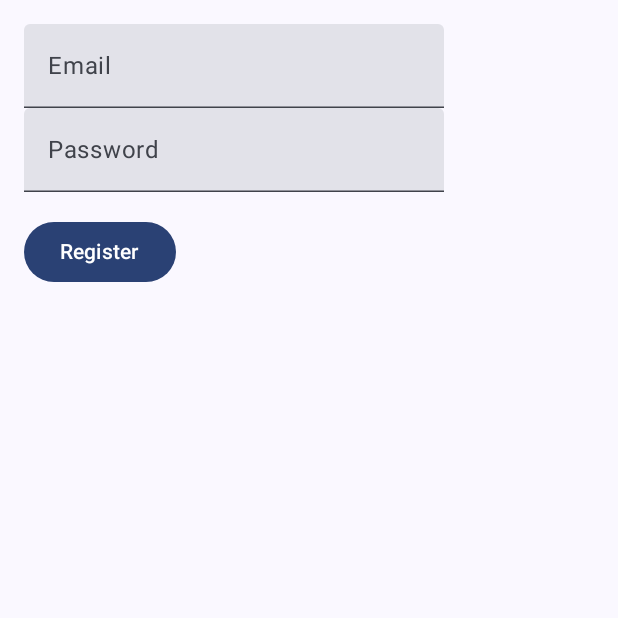
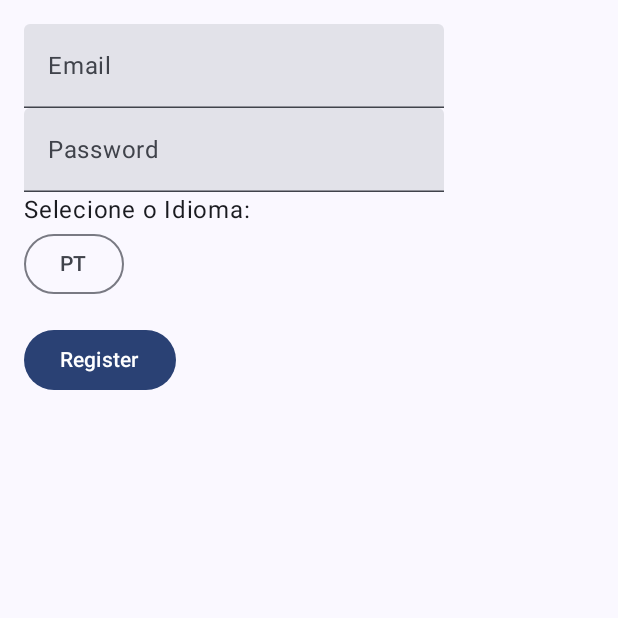
Before and after one commit to billgatos/ProjAplicadoG06, an Android app built with Jetpack Compose: the composable RegisterScreen shown on its own in the app's theme, after a tap on "Register", on a phone screen of 412 x 824 dp, the top half of it. Run offline under Robolectric (Android 15) with nearby library versions, the phone set to English and light mode, and no system bars; our stand-ins replace Firebase (no records; nobody signed in at launch, a user with empty details on screens opened directly).

Commit message:
idioma solved

```diff
--- a/LojaSocialFireBase/app/src/main/java/com/example/lojasocialfirebase/auth/AuthViewModel.kt
+++ b/LojaSocialFireBase/app/src/main/java/com/example/lojasocialfirebase/auth/AuthViewModel.kt
@@ -15,13 +15,14 @@ class AuthViewModel : ViewModel() {
     val currentUserEmail: String?
         get() = auth.currentUser?.email
 
-    fun registerUser(email: String, password: String, onComplete: (Boolean) -> Unit) {
+    fun registerUser(email: String, password: String, idioma : String, onComplete: (Boolean) -> Unit) {
         auth.createUserWithEmailAndPassword(email, password).addOnCompleteListener { task ->
             if (task.isSuccessful) {
                 val userId = auth.currentUser?.uid ?: return@addOnCompleteListener
                 val userdata = mapOf(
                     "type" to "user",
-                    "email" to email)
+                    "email" to email,
+                    "idioma" to idioma)
                 db.collection("users").document(userId)
                     .set(userdata)
                     .addOnSuccessListener{
--- a/LojaSocialFireBase/app/src/main/java/com/example/lojasocialfirebase/auth/RegisterScreen.kt
+++ b/LojaSocialFireBase/app/src/main/java/com/example/lojasocialfirebase/auth/RegisterScreen.kt
@@ -47,10 +47,31 @@ fun RegisterScreen(authViewModel: AuthViewModel, onRegisterSuccess: () -> Unit)
             visualTransformation = PasswordVisualTransformation()
         )
 
+        // Dropdown de Idioma
+        Text("Selecione o Idioma:")
+        var expanded by remember { mutableStateOf(false) }
+        Box {
+            OutlinedButton(onClick = { expanded = true }) {
+                Text(selectedLanguage)
+            }
+            DropdownMenu(expanded = expanded,
+                onDismissRequest = { expanded = false },
+                modifier = Modifier.width(100.dp)
+            ) {
+                languages.forEach { language ->
+                    DropdownMenuItem(
+                        text = {Text(language)},
+                        onClick = {
+                            selectedLanguage = language
+                            expanded = false
+                        })
+                }
+            }
+        }
 
         Spacer(modifier = Modifier.height(16.dp))
         Button(onClick = {
-            authViewModel.registerUser(email, password) { success ->
+            authViewModel.registerUser(email, password, selectedLanguage) { success ->
                 if (success) onRegisterSuccess()
             }
         }) {
--- a/LojaSocialFireBase/app/src/main/java/com/example/lojasocialfirebase/auth/UserManagementScreen.kt
+++ b/LojaSocialFireBase/app/src/main/java/com/example/lojasocialfirebase/auth/UserManagementScreen.kt
@@ -116,7 +116,7 @@ fun UserManagementScreen(viewModel: AuthViewModel) {
 
             // Botão para gravar dados do utilizador
             Button(onClick = {
-                viewModel.registerUser(email, password) { success ->
+                viewModel.registerUser(email, password, idioma) { success ->
                     message = if (success) "Usuário criado com sucesso!" else "Erro ao criar usuário!"
                 }},
                 colors = ButtonDefaults.buttonColors(containerColor = buttonColor),
```
